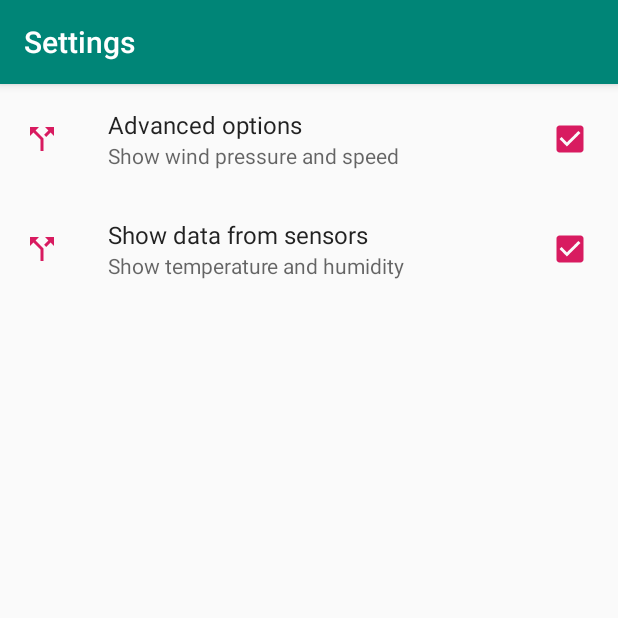
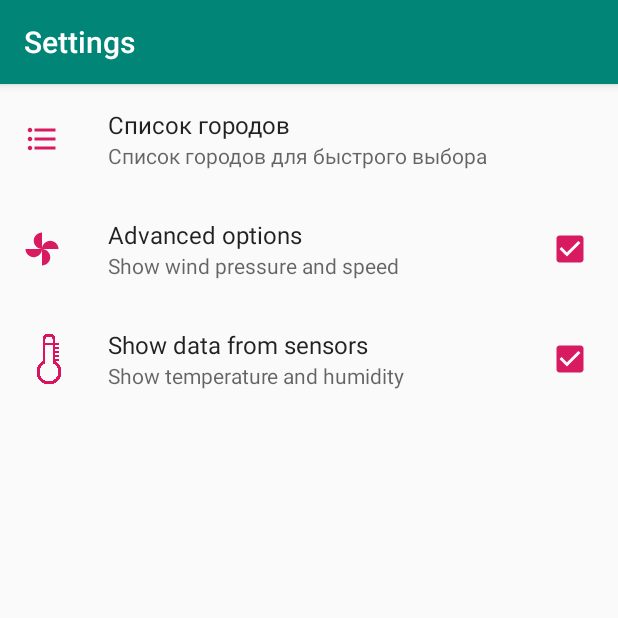
Before and after one commit to bartex12/A2_HomeWorks, an Android app: the screen it shows after launch (SettingsActivity), in the options menu, after a tap on "Settings", on a phone screen of 412 x 824 dp, the top half of it. Run offline under Robolectric (Android 15) with nearby library versions, the light colour scheme and no system bars; our stand-ins replace androidx.preference.

Commit message:
сделал последий город показывается при загрузке начал настройки для списков городов

```diff
--- a/lesson7_homework/src/main/java/com/geekbrains/city_weather/MainActivity.java
+++ b/lesson7_homework/src/main/java/com/geekbrains/city_weather/MainActivity.java
@@ -31,6 +31,7 @@ import androidx.fragment.app.FragmentTransaction;
 import androidx.preference.PreferenceManager;
 
 import static com.geekbrains.city_weather.constants.AppConstants.CITY_FRAFMENT_TAG;
+import static com.geekbrains.city_weather.constants.AppConstants.LAST_CITY;
 import static com.geekbrains.city_weather.constants.AppConstants.WEATHER_FRAFMENT_TAG;
 
 
@@ -46,44 +47,51 @@ public class MainActivity extends AppCompatActivity implements
         super.onCreate(savedInstanceState);
         setContentView(R.layout.activity_main);
 
+        initFab();
+        initPrefs();
+        initviews();
+
         Log.d(TAG,"MainActivity onCreate savedInstanceState = " + savedInstanceState);
-        boolean isExistWhetherFrag;
+        //если первый вызов, инициализируем синглтон значениями по умолчанию
         if (savedInstanceState == null){
             initSingleton();
-            // Определение, можно ли будет расположить рядом данные в другом фрагменте
-            isExistWhetherFrag = getResources().getConfiguration().orientation
-                    == Configuration.ORIENTATION_LANDSCAPE;
-            if (isExistWhetherFrag){
-                setChooseCityFrag();
-                setWeatherFragmentland(CityLab.getCity());
-            }else {
-                setChooseCityFrag();
-            }
+            doOrientationBasedActions();
         }else {
-            // Определение, можно ли будет расположить рядом данные в другом фрагменте
-            isExistWhetherFrag = getResources().getConfiguration().orientation
-                    == Configuration.ORIENTATION_LANDSCAPE;
-            if (isExistWhetherFrag){
-                setChooseCityFrag();
-                setWeatherFragmentland(CityLab.getCity());
-            }else {
-                setChooseCityFrag();
-            }
+            doOrientationBasedActions();
         }
-        initFab();
-        initPrefDefault();
-        initviews();
     }
 
     private void initSingleton() {
+        //инициализируем пустой список городов
         ArrayList<String> cityMarked = new ArrayList<>();
-        String city_current = getResources().getString(R.string.saint_petersburg);
-        //инициализируем значение  синглтона CityLab значением по умолчанию
-        CityLab.getInstance(city_current);
-        cityMarked.add(city_current);
-        //инициализируем список синглтона CityListLab значением по умолчанию
+        //Этот город - saint_petersburg - должен быть всегда
+        String cityDefault = getResources().getString(R.string.saint_petersburg);
+        //это последний запомненный город из Preferences
+        String cityCurrent = PreferenceManager.getDefaultSharedPreferences(this)
+                .getString(LAST_CITY, getResources().getString(R.string.saint_petersburg));
+        //инициализируем значение  синглтона CityLab последним городом из Preferences
+        CityLab.getInstance(cityCurrent);
+        //добавляем в список город по умолчанию (если его там нет)
+        cityMarked.add(cityDefault);
+        //инициализируем список синглтона CityListLab, ссылка на cityMarked теперь доступна
         CityListLab.getInstance(cityMarked);
+        //добавляем в список последний запомненный город, если его там нет
+        CityListLab.addCity(cityCurrent);
         Log.d(TAG,"MainActivity onCreate city_current = " + CityLab.getCity());
+    }
+
+    //действия с фрагментами в зависимости от ориентации телефона
+    private void doOrientationBasedActions() {
+        // Определение, можно ли будет расположить рядом данные в другом фрагменте
+        boolean isExistWhetherFrag = getResources().getConfiguration().orientation
+                == Configuration.ORIENTATION_LANDSCAPE;
+        if (isExistWhetherFrag) {
+            setChooseCityFrag();
+            setWeatherFragment(CityLab.getCity(), R.id.content_super_r);
+        } else {
+            //setChooseCityFrag();
+            setWeatherFragment(CityLab.getCity(), R.id.content_super);
+        }
     }
 
     private void initviews() {
@@ -103,7 +111,7 @@ public class MainActivity extends AppCompatActivity implements
     }
 
 
-    private void initPrefDefault() {
+    private void initPrefs() {
         //устанавливаем из настроек значения по умолчанию для первой загрузки
         //  !!!!  имя папки в телефоне com.geekbrains.a1l1_helloworld   !!!
         PreferenceManager.setDefaultValues(this, R.xml.pref_setting, false);
@@ -236,9 +244,9 @@ public class MainActivity extends AppCompatActivity implements
         if (getResources().getConfiguration().orientation
                 == Configuration.ORIENTATION_LANDSCAPE){
             setChooseCityFrag();
-            setWeatherFragmentland(city);
+            setWeatherFragment(city, R.id.content_super_r);
         }else {
-            setWeatherFragment(city);
+            setWeatherFragment(city, R.id.content_super);
         }
     }
 
@@ -267,22 +275,32 @@ public class MainActivity extends AppCompatActivity implements
         ft.commit();
     }
 
-    // создаем новый фрагмент с текущей позицией для вывода погоды
-    private void setWeatherFragment(String city) {
+//    // создаем новый фрагмент с текущей позицией для вывода погоды
+//    private void setWeatherFragment(String city) {
+//        Log.d(TAG, "MainActivity setWeatherFragment");
+//        WeatherFragment weatherFrag = WeatherFragment.newInstance(city);
+//        FragmentTransaction ft = getSupportFragmentManager().beginTransaction();
+//        ft.replace(R.id.content_super, weatherFrag, WEATHER_FRAFMENT_TAG);  // замена фрагмента
+//        ft.setTransition(FragmentTransaction.TRANSIT_FRAGMENT_FADE);// эффект
+//        ft.commit();
+//    }
+
+//    // создаем новый фрагмент с текущей позицией для вывода погоды
+//    private void setWeatherFragmentLand(String city) {
+//        Log.d(TAG, "MainActivity setWeatherFragmentland");
+//        WeatherFragment weatherFrag = WeatherFragment.newInstance(city);
+//        FragmentTransaction ft = getSupportFragmentManager().beginTransaction();
+//        ft.replace(R.id.content_super_r, weatherFrag, WEATHER_FRAFMENT_TAG);  // замена фрагмента
+//        ft.setTransition(FragmentTransaction.TRANSIT_FRAGMENT_FADE);// эффект
+//        ft.commit();
+//    }
+
+    // создаем новый фрагмент с текущей позицией города  для вывода погоды
+    private void setWeatherFragment(String city, int container_id) {
         Log.d(TAG, "MainActivity setWeatherFragment");
         WeatherFragment weatherFrag = WeatherFragment.newInstance(city);
         FragmentTransaction ft = getSupportFragmentManager().beginTransaction();
-        ft.replace(R.id.content_super, weatherFrag, WEATHER_FRAFMENT_TAG);  // замена фрагмента
-        ft.setTransition(FragmentTransaction.TRANSIT_FRAGMENT_FADE);// эффект
-        ft.commit();
-    }
-
-    // создаем новый фрагмент с текущей позицией для вывода погоды
-    private void setWeatherFragmentland(String city) {
-        Log.d(TAG, "MainActivity setWeatherFragmentland");
-        WeatherFragment weatherFrag = WeatherFragment.newInstance(city);
-        FragmentTransaction ft = getSupportFragmentManager().beginTransaction();
-        ft.replace(R.id.content_super_r, weatherFrag, WEATHER_FRAFMENT_TAG);  // замена фрагмента
+        ft.replace(container_id, weatherFrag, WEATHER_FRAFMENT_TAG);  // замена фрагмента
         ft.setTransition(FragmentTransaction.TRANSIT_FRAGMENT_FADE);// эффект
         ft.commit();
     }
--- a/lesson7_homework/src/main/java/com/geekbrains/city_weather/constants/AppConstants.java
+++ b/lesson7_homework/src/main/java/com/geekbrains/city_weather/constants/AppConstants.java
@@ -17,6 +17,5 @@ public class AppConstants {
     public static final String IS_JSON_NULL = "IS_JSON_NULL";
     public static final String JSON_OBJECT = "JSON_OBJECT";
     public static final String JSON_OBJECT_FORECAST = "JSON_OBJECT_FORECAST";
-    public static final String SHOW_SENSORS = "SHOW_SENSORS";
-    public static final String SHOW_CHECK_BOXES = "SHOW_CHECK_BOXES";
+    public static final String LAST_CITY = "LAST_CITY";
 }
--- a/lesson7_homework/src/main/java/com/geekbrains/city_weather/dialogs/DialogCityChange.java
+++ b/lesson7_homework/src/main/java/com/geekbrains/city_weather/dialogs/DialogCityChange.java
@@ -3,10 +3,13 @@ package com.geekbrains.city_weather.dialogs;
 import android.app.AlertDialog;
 import android.app.Dialog;
 import android.content.Context;
+import android.content.DialogInterface;
 import android.os.Bundle;
 import android.text.InputType;
 import android.view.LayoutInflater;
 import android.view.View;
+import android.view.WindowManager;
+import android.view.inputmethod.InputMethodManager;
 import android.widget.Button;
 import android.widget.EditText;
 import com.geekbrains.city_weather.R;
@@ -15,6 +18,9 @@ import java.util.Objects;
 import androidx.annotation.NonNull;
 import androidx.annotation.Nullable;
 import androidx.fragment.app.DialogFragment;
+
+import static androidx.core.content.ContextCompat.getSystemService;
+import static androidx.core.content.ContextCompat.getSystemServiceName;
 
 public class DialogCityChange extends DialogFragment {
 
@@ -50,6 +56,17 @@ public class DialogCityChange extends DialogFragment {
         builder.setTitle(R.string.show_city);
         builder.setIcon(R.drawable.ic_my_location_red_24dp);
 
+        final Dialog dialog = builder.create();
+
+//        dialog.setOnShowListener(new DialogInterface.OnShowListener() {
+//            @Override
+//            public void onShow(DialogInterface dialog) {
+//                InputMethodManager imm = getSystemService(getActivity(), InputMethodManager.class);
+//                imm.showSoftInput(etCity, 0);
+//
+//            }
+//        });
+
         //действия при нажатии кнопки OK
         buttonOk.setOnClickListener(new View.OnClickListener() {
             @Override
@@ -65,6 +82,13 @@ public class DialogCityChange extends DialogFragment {
                 }
             }
         });
-        return builder.create();
+        return dialog;
+    }
+
+    //принудительно вызываем клавиатуру - повторный вызов ее скроет
+    private void takeOnAndOffSoftInput(){
+        InputMethodManager imm = (InputMethodManager) Objects.requireNonNull(getActivity()).
+                getSystemService(Context.INPUT_METHOD_SERVICE);
+        Objects.requireNonNull(imm).toggleSoftInput(InputMethodManager.SHOW_FORCED, 0);
     }
 }
--- a/lesson7_homework/src/main/java/com/geekbrains/city_weather/frag/ChooseCityFrag.java
+++ b/lesson7_homework/src/main/java/com/geekbrains/city_weather/frag/ChooseCityFrag.java
@@ -32,7 +32,6 @@ import androidx.recyclerview.widget.RecyclerView;
 
 import static androidx.preference.PreferenceManager.*;
 import static com.geekbrains.city_weather.constants.AppConstants.CURRENT_CITY_MARKED;
-import static com.geekbrains.city_weather.constants.AppConstants.SHOW_SENSORS;
 import static com.geekbrains.city_weather.constants.AppConstants.WEATHER_FRAFMENT_TAG;
 
 /**
@@ -117,8 +116,8 @@ public class ChooseCityFrag extends Fragment implements SensorEventListener {
         //  !!!!  имя папки в телефоне com.geekbrains.a1l1_helloworld   !!!
         SharedPreferences prefSetting =
                 getDefaultSharedPreferences(Objects.requireNonNull(getActivity()));
-        //получаем из файла настроек состояние чекбоксов
-        boolean isShowTempHumidHere = prefSetting.getBoolean(SHOW_SENSORS, true);
+        //получаем из файла настроек состояние чекбоксов Ключ не менять!
+        boolean isShowTempHumidHere = prefSetting.getBoolean("showSensors", true);
         Log.d(TAG, "WeatherFragment onResume isShowTempHumidHere = " + isShowTempHumidHere);
         showTempAndHumiditySensors(isShowTempHumidHere);
     }
--- a/lesson7_homework/src/main/java/com/geekbrains/city_weather/singltones/CityListLab.java
+++ b/lesson7_homework/src/main/java/com/geekbrains/city_weather/singltones/CityListLab.java
@@ -39,10 +39,11 @@ public class CityListLab {
 
     //очистка списка
     public static void clearSityList(){
+        //очищаем список
         cityMarked.clear();
     }
 
-    public static boolean isNotCityInList(String city) {
+    private static boolean isNotCityInList(String city) {
         for (int i = 0; i < cityMarked.size(); i++) {
             if (cityMarked.get(i).toUpperCase().equals(city.toUpperCase())) {
                 return false;
--- /dev/null
+++ b/lesson7_homework/src/main/res/drawable/ic_list__red_24dp.xml
@@ -0,0 +1,5 @@
+<vector android:height="24dp" android:tint="#D81B60"
+    android:viewportHeight="24.0" android:viewportWidth="24.0"
+    android:width="24dp" xmlns:android="http://schemas.android.com/apk/res/android">
+    <path android:fillColor="#FF000000" android:pathData="M4,10.5c-0.83,0 -1.5,0.67 -1.5,1.5s0.67,1.5 1.5,1.5 1.5,-0.67 1.5,-1.5 -0.67,-1.5 -1.5,-1.5zM4,4.5c-0.83,0 -1.5,0.67 -1.5,1.5S3.17,7.5 4,7.5 5.5,6.83 5.5,6 4.83,4.5 4,4.5zM4,16.5c-0.83,0 -1.5,0.68 -1.5,1.5s0.68,1.5 1.5,1.5 1.5,-0.68 1.5,-1.5 -0.67,-1.5 -1.5,-1.5zM7,19h14v-2L7,17v2zM7,13h14v-2L7,11v2zM7,5v2h14L21,5L7,5z"/>
+</vector>
--- /dev/null
+++ b/lesson7_homework/src/main/res/drawable/ic_toys_red_24dp.xml
@@ -0,0 +1,5 @@
+<vector android:height="24dp" android:tint="#D81B60"
+    android:viewportHeight="24.0" android:viewportWidth="24.0"
+    android:width="24dp" xmlns:android="http://schemas.android.com/apk/res/android">
+    <path android:fillColor="#FF000000" android:pathData="M12,12c0,-3 2.5,-5.5 5.5,-5.5S23,9 23,12L12,12zM12,12c0,3 -2.5,5.5 -5.5,5.5S1,15 1,12h11zM12,12c-3,0 -5.5,-2.5 -5.5,-5.5S9,1 12,1v11zM12,12c3,0 5.5,2.5 5.5,5.5S15,23 12,23L12,12z"/>
+</vector>
--- a/lesson7_homework/src/main/res/menu/navigation_toolbar.xml
+++ b/lesson7_homework/src/main/res/menu/navigation_toolbar.xml
@@ -5,7 +5,7 @@
         android:id="@+id/navigation_choose_city"
         android:title="@string/show_city"
         android:orderInCategory="10"
-        app:showAsAction="ifRoom" />
+        app:showAsAction="never" />
 
     <item
         android:id="@+id/navigation_add"
--- /dev/null
+++ b/lesson7_homework/src/main/res/values/arrays.xml
@@ -0,0 +1,41 @@
+<?xml version="1.0" encoding="utf-8"?>
+<resources>
+    <string-array name="city_entryName">
+        <item>The largest cities in the world</item>
+        <item> The largest cities of Russia</item>
+        <item>Previously selected cities</item>
+    </string-array>
+
+    <string-array name="аccurancy_entryValues">
+        <item>1</item>
+        <item>2</item>
+        <item>3</item>
+    </string-array>
+
+    <string-array name="cities_of_the_world">
+        <item>Shanghai</item>
+        <item>Istanbul</item>
+        <item>Karachi</item>
+        <item>Mumbai</item>
+        <item>Teheran</item>
+        <item>Moscow</item>
+        <item>Beijing</item>
+        <item>Sao Paulo</item>
+        <item>Tianjin</item>
+        <item>Guangzhou</item>
+    </string-array>
+
+    <string-array name="cities_of_the_russia">
+        <item>Moscow</item>
+        <item>Saint Petersburg </item>
+        <item>Novosibirsk</item>
+        <item>Yekaterinburg</item>
+        <item>Nizhny Novgorod</item>
+        <item>Kazan</item>
+        <item>Chelyabinsk</item>
+        <item>Omsk</item>
+        <item>Samara</item>
+        <item>Rostov-on-Don</item>
+    </string-array>
+
+</resources>
--- a/lesson7_homework/src/main/res/xml/pref_setting.xml
+++ b/lesson7_homework/src/main/res/xml/pref_setting.xml
@@ -2,9 +2,19 @@
 
 <androidx.preference.PreferenceScreen xmlns:android="http://schemas.android.com/apk/res/android">
 
+    <ListPreference
+        android:entries="@array/city_entryName"
+        android:entryValues="@array/аccurancy_entryValues"
+        android:key="typeOfCitysList"
+        android:defaultValue="3"
+        android:icon="@drawable/ic_list__red_24dp"
+        android:title="Список городов"
+        android:summary="Список городов для быстрого выбора">
+    </ListPreference>
+
     <CheckBoxPreference
         android:defaultValue="true"
-        android:icon="@drawable/ic_add_param_red_24dp"
+        android:icon="@drawable/ic_toys_red_24dp"
         android:key="showCheckBoxes"
         android:summaryOff="@string/NotShow"
         android:summaryOn="@string/show"
@@ -12,7 +22,7 @@
 
     <CheckBoxPreference
         android:defaultValue="true"
-        android:icon="@drawable/ic_add_param_red_24dp"
+        android:icon="@drawable/termometr50"
         android:key="showSensors"
         android:summaryOff="@string/NotShowTempHumid"
         android:summaryOn="@string/showTempHumid"
```
Also changed, not shown: lesson7_homework/src/main/java/com/geekbrains/city_weather/frag/WeatherFragment.java (+20 -3 lines), lesson7_homework/src/main/res/drawable-hdpi/termometr.png (added), lesson7_homework/src/main/res/drawable-hdpi/termometr50.png (added), 1 other file.
